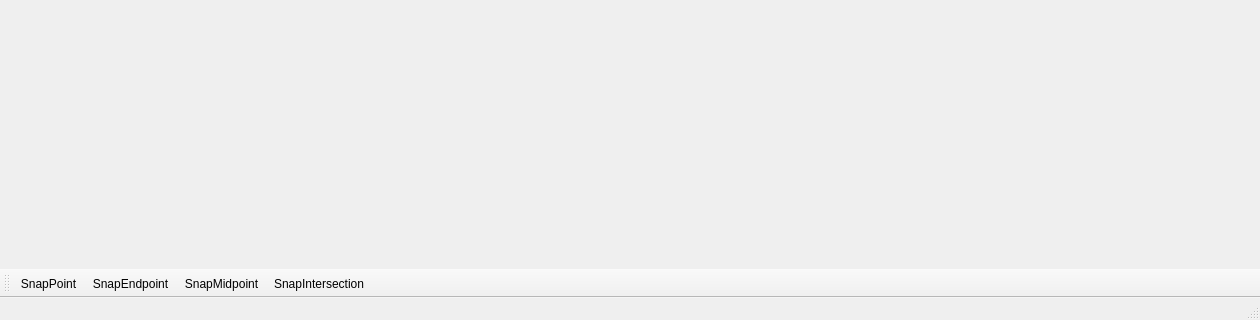
ThKattanek/simply_2d_cad, file src/mainwindow.ui: the form before one commit; both pictures show x 0 to 1260 and y 603 to 923 of the 1260 by 923 pixel window.
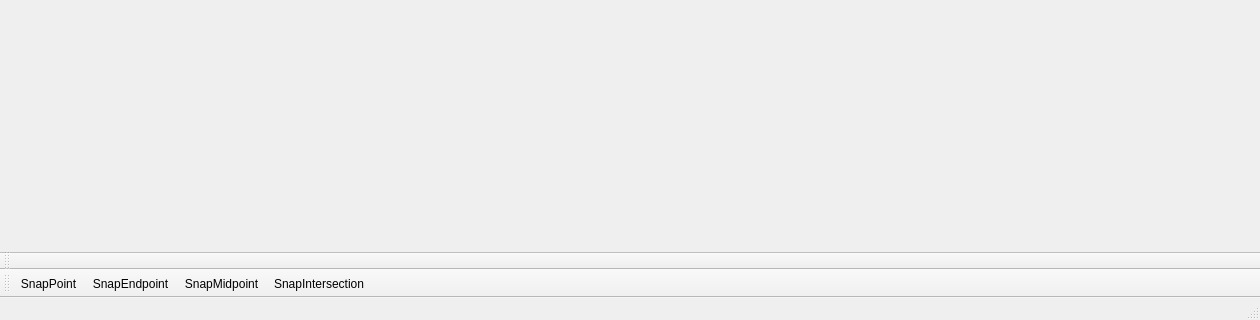
The form after the commit. Icons and pictures are not drawn.

Commit message: wip: added new toolBar for command line

Patch:
```diff
--- a/src/mainwindow.ui
+++ b/src/mainwindow.ui
@@ -95,6 +95,17 @@
    <addaction name="actionSnapMidpoint"/>
    <addaction name="actionSnapIntersection"/>
   </widget>
+  <widget class="QToolBar" name="tb_commandLine">
+   <property name="windowTitle">
+    <string>toolBar</string>
+   </property>
+   <attribute name="toolBarArea">
+    <enum>BottomToolBarArea</enum>
+   </attribute>
+   <attribute name="toolBarBreak">
+    <bool>true</bool>
+   </attribute>
+  </widget>
   <action name="action_Close">
    <property name="text">
     <string>&amp;Exit</string>
```
Left out of the diff: 2 changed lines with no effect on the pictures. The commit also changes 2 other files.
